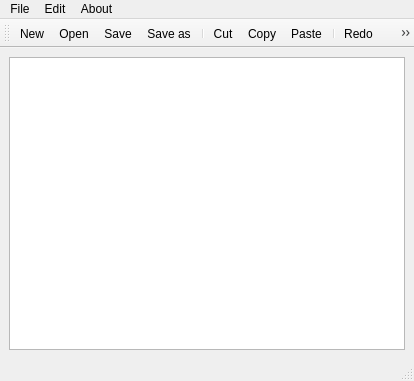
Above: mainwindow.ui from thpir/My-Notepad before the change. Below: the same form after it.
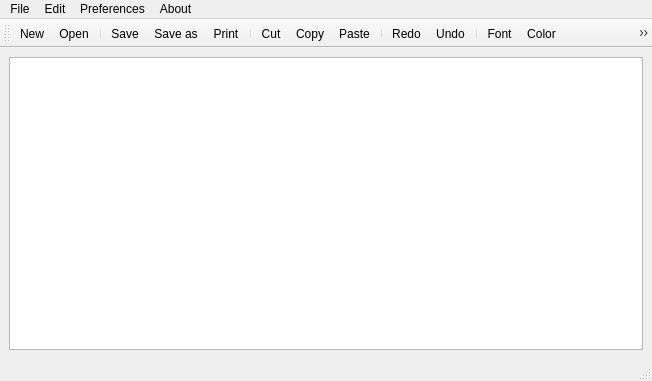
That is the form after the change. Icons and pictures are not drawn.

Commit message: Added text edit options and print option

What changed in the file:
```diff
--- a/mainwindow.ui
+++ b/mainwindow.ui
@@ -6,7 +6,7 @@
    <rect>
     <x>0</x>
     <y>0</y>
-    <width>414</width>
+    <width>652</width>
     <height>381</height>
    </rect>
   </property>
@@ -25,7 +25,7 @@
     <rect>
      <x>0</x>
      <y>0</y>
-     <width>414</width>
+     <width>652</width>
      <height>22</height>
     </rect>
    </property>
@@ -56,8 +56,15 @@
     </property>
     <addaction name="actionAbout_Notepad"/>
    </widget>
+   <widget class="QMenu" name="menuPreferences">
+    <property name="title">
+     <string>Preferences</string>
+    </property>
+    <addaction name="actionBackground_theme"/>
+   </widget>
    <addaction name="menuFile"/>
    <addaction name="menuEdit"/>
+   <addaction name="menuPreferences"/>
    <addaction name="menuAbout"/>
   </widget>
   <widget class="QStatusBar" name="statusbar"/>
@@ -73,8 +80,10 @@
    </attribute>
    <addaction name="actionNew"/>
    <addaction name="actionOpen"/>
+   <addaction name="separator"/>
    <addaction name="actionSave"/>
    <addaction name="actionSave_as"/>
+   <addaction name="actionPrint"/>
    <addaction name="separator"/>
    <addaction name="actionCut"/>
    <addaction name="actionCopy"/>
@@ -83,6 +92,12 @@
    <addaction name="actionRedo"/>
    <addaction name="actionUndo"/>
    <addaction name="separator"/>
+   <addaction name="actionFont"/>
+   <addaction name="actionColor"/>
+   <addaction name="actionBackground_color"/>
+   <addaction name="separator"/>
+   <addaction name="actionBackground_theme"/>
+   <addaction name="separator"/>
    <addaction name="actionAbout_Notepad"/>
   </widget>
   <action name="actionNew">
@@ -175,6 +190,51 @@
     <string>About Notepad</string>
    </property>
   </action>
+  <action name="actionFont">
+   <property name="icon">
+    <iconset resource="Resource.qrc">
+     <normaloff>:/rec/img/font.png</normaloff>:/rec/img/font.png</iconset>
+   </property>
+   <property name="text">
+    <string>Font</string>
+   </property>
+  </action>
+  <action name="actionColor">
+   <property name="icon">
+    <iconset resource="Resource.qrc">
+     <normaloff>:/rec/img/text-color.png</normaloff>:/rec/img/text-color.png</iconset>
+   </property>
+   <property name="text">
+    <string>Color</string>
+   </property>
+  </action>
+  <action name="actionBackground_color">
+   <property name="icon">
+    <iconset resource="Resource.qrc">
+     <normaloff>:/rec/img/background-color.png</normaloff>:/rec/img/background-color.png</iconset>
+   </property>
+   <property name="text">
+    <string>Background color</string>
+   </property>
+  </action>
+  <action name="actionBackground_theme">
+   <property name="icon">
+    <iconset resource="Resource.qrc">
+     <normaloff>:/rec/img/theme-color.png</normaloff>:/rec/img/theme-color.png</iconset>
+   </property>
+   <property name="text">
+    <string>Background theme</string>
+   </property>
+  </action>
+  <action name="actionPrint">
+   <property name="icon">
+    <iconset resource="Resource.qrc">
+     <normaloff>:/rec/img/print.png</normaloff>:/rec/img/print.png</iconset>
+   </property>
+   <property name="text">
+    <string>Print</string>
+   </property>
+  </action>
  </widget>
  <resources>
   <include location="Resource.qrc"/>
```
Left out of the diff: 6 changed lines with no effect on the pictures. The commit also changes 11 other files.
